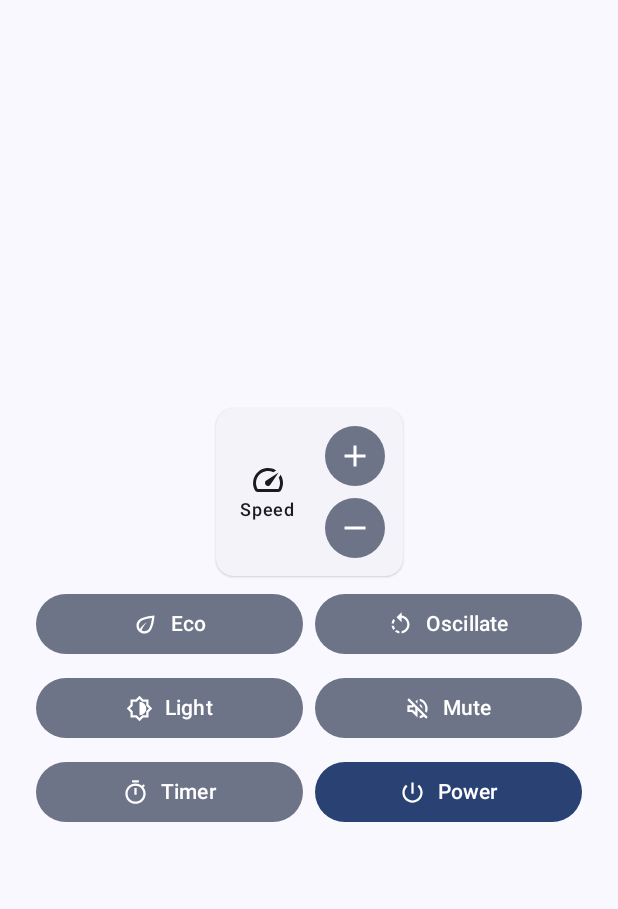
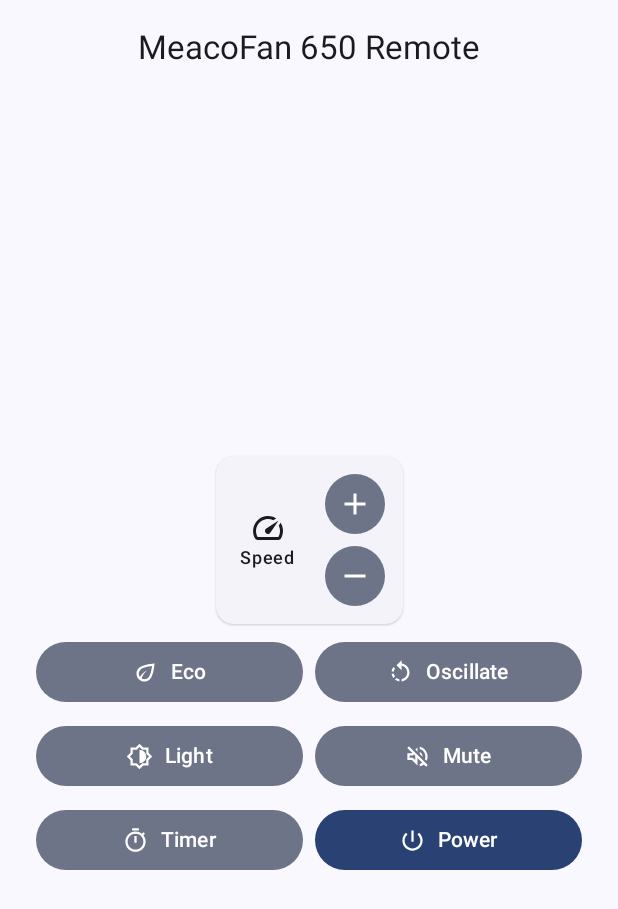
Before and after one commit to Wartybix/MeacoFan_650_Remote, an Android app built with Jetpack Compose: the screen it shows after launch (MainActivity), on a phone screen of 412 x 824 dp. Shown: the top 909 px of the screen. Run offline under Robolectric (Android 15) with nearby library versions, the phone set to English and light mode, and no system bars.

Commit message:
Added app bar.

```diff
--- a/app/src/main/java/com/example/meacofan650remote/MainActivity.kt
+++ b/app/src/main/java/com/example/meacofan650remote/MainActivity.kt
@@ -8,6 +8,7 @@
 import androidx.compose.material3.Scaffold
 import androidx.compose.ui.Modifier
 import com.example.meacofan650remote.ui.RemoteScreen
+import com.example.meacofan650remote.ui.TopAppBar
 import com.example.meacofan650remote.ui.theme.MeacoFan650RemoteTheme
 
 class MainActivity : ComponentActivity() {
@@ -16,7 +17,10 @@
         enableEdgeToEdge()
         setContent {
             MeacoFan650RemoteTheme {
-                Scaffold(modifier = Modifier.fillMaxSize()) { innerPadding ->
+                Scaffold(
+                    modifier = Modifier.fillMaxSize(),
+                    topBar = { TopAppBar() }
+                ) { innerPadding ->
                     RemoteScreen(paddingValues = innerPadding)
                 }
             }
--- /dev/null
+++ b/app/src/main/java/com/example/meacofan650remote/ui/TopAppBar.kt
@@ -0,0 +1,21 @@
+package com.example.meacofan650remote.ui
+
+import androidx.compose.material3.CenterAlignedTopAppBar
+import androidx.compose.material3.ExperimentalMaterial3Api
+import androidx.compose.material3.Text
+import androidx.compose.runtime.Composable
+import androidx.compose.ui.res.stringResource
+import androidx.compose.ui.tooling.preview.Preview
+import com.example.meacofan650remote.R
+
+@Composable
+@OptIn(ExperimentalMaterial3Api::class)
+fun TopAppBar() {
+    CenterAlignedTopAppBar(title = { Text(stringResource(id = R.string.app_name)) })
+}
+
+@Preview
+@Composable
+fun TopAppBarPreview() {
+    TopAppBar()
+}
```
